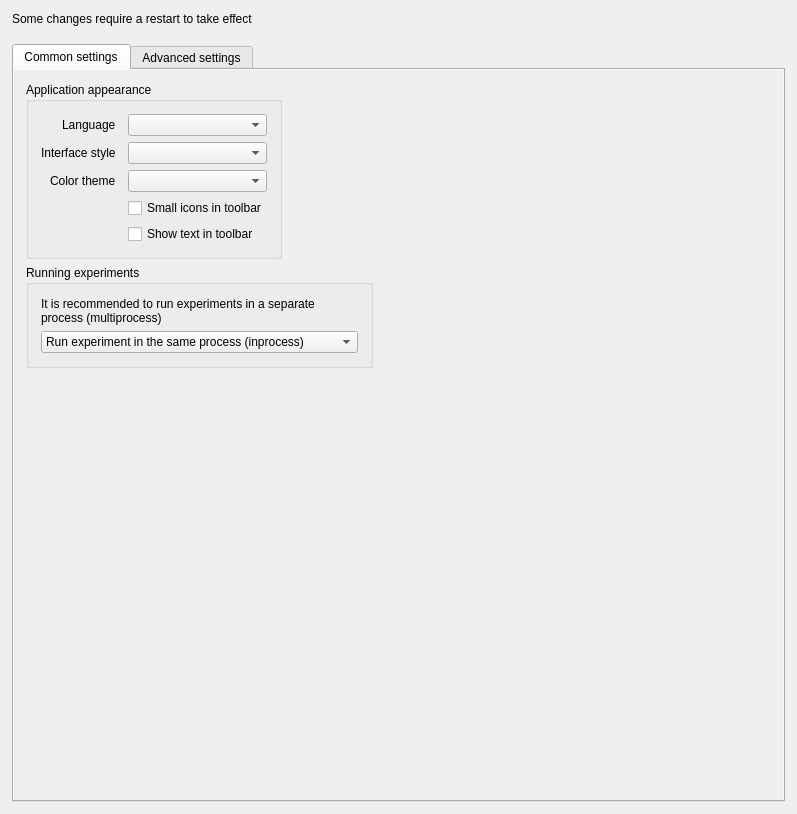
Qt form libqtopensesame/resources/ui/widgets/preferences_widget.ui (open-cogsci/OpenSesame) before a commit.
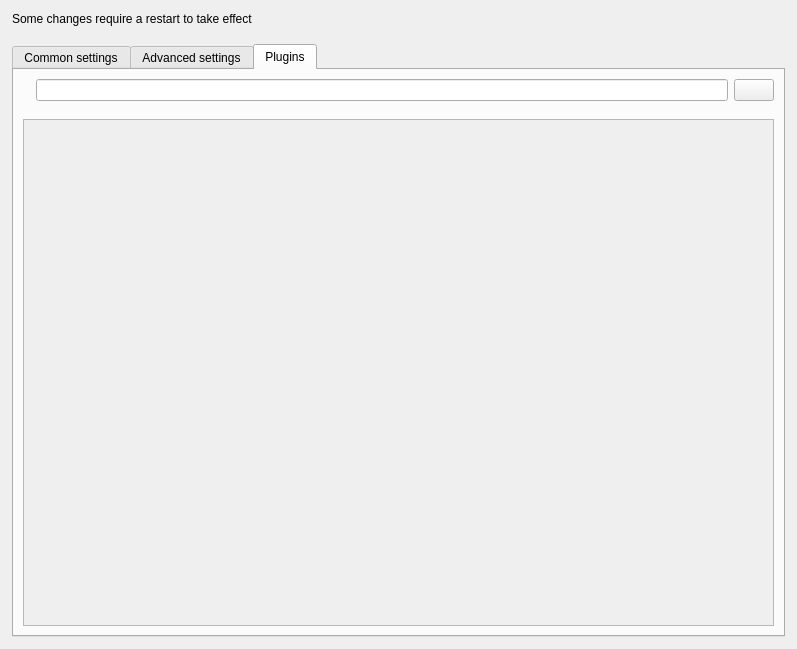
The same form after that commit. Icons and pictures are not drawn.

Commit message: Add plugin info to preferences widget

```diff
--- a/libqtopensesame/resources/ui/widgets/preferences_widget.ui
+++ b/libqtopensesame/resources/ui/widgets/preferences_widget.ui
@@ -7,7 +7,7 @@
     <x>0</x>
     <y>0</y>
     <width>797</width>
-    <height>814</height>
+    <height>649</height>
    </rect>
   </property>
   <property name="windowTitle">
@@ -42,7 +42,7 @@
    <item>
     <widget class="QTabWidget" name="tabWidget">
      <property name="currentIndex">
-      <number>0</number>
+      <number>2</number>
      </property>
      <widget class="QWidget" name="container_widget">
       <attribute name="title">
@@ -78,7 +78,7 @@
             <x>0</x>
             <y>0</y>
             <width>769</width>
-            <height>724</height>
+            <height>559</height>
            </rect>
           </property>
           <layout class="QFormLayout" name="layout_preferences">
@@ -267,6 +267,120 @@
        </item>
       </layout>
      </widget>
+     <widget class="QWidget" name="tab">
+      <attribute name="title">
+       <string>Plugins</string>
+      </attribute>
+      <layout class="QVBoxLayout" name="verticalLayout_2">
+       <property name="spacing">
+        <number>0</number>
+       </property>
+       <property name="leftMargin">
+        <number>0</number>
+       </property>
+       <property name="topMargin">
+        <number>0</number>
+       </property>
+       <property name="rightMargin">
+        <number>0</number>
+       </property>
+       <property name="bottomMargin">
+        <number>0</number>
+       </property>
+       <item>
+        <widget class="QWidget" name="widget" native="true">
+         <layout class="QVBoxLayout" name="verticalLayout_3">
+          <item>
+           <widget class="QWidget" name="widget_2" native="true">
+            <layout class="QHBoxLayout" name="horizontalLayout_2">
+             <property name="spacing">
+              <number>6</number>
+             </property>
+             <property name="leftMargin">
+              <number>0</number>
+             </property>
+             <property name="topMargin">
+              <number>0</number>
+             </property>
+             <property name="rightMargin">
+              <number>0</number>
+             </property>
+             <property name="bottomMargin">
+              <number>12</number>
+             </property>
+             <item>
+              <widget class="QLabel" name="label_search_plugins">
+               <property name="text">
+                <string/>
+               </property>
+              </widget>
+             </item>
+             <item>
+              <widget class="QLineEdit" name="edit_search_plugins">
+               <property name="toolTip">
+                <string>Enter a filter</string>
+               </property>
+              </widget>
+             </item>
+             <item>
+              <widget class="QPushButton" name="button_search_plugins_clear">
+               <property name="toolTip">
+                <string>Clear filter</string>
+               </property>
+               <property name="text">
+                <string/>
+               </property>
+               <property name="icon">
+                <iconset>
+                 <normaloff>:/icons/clear.png</normaloff>:/icons/clear.png</iconset>
+               </property>
+               <property name="iconSize">
+                <size>
+                 <width>16</width>
+                 <height>16</height>
+                </size>
+               </property>
+              </widget>
+             </item>
+            </layout>
+           </widget>
+          </item>
+          <item>
+           <widget class="QScrollArea" name="scrollArea_3">
+            <property name="widgetResizable">
+             <bool>true</bool>
+            </property>
+            <widget class="QWidget" name="scrollAreaWidgetContents_3">
+             <property name="geometry">
+              <rect>
+               <x>0</x>
+               <y>0</y>
+               <width>749</width>
+               <height>496</height>
+              </rect>
+             </property>
+             <layout class="QVBoxLayout" name="layout_plugins">
+              <property name="leftMargin">
+               <number>6</number>
+              </property>
+              <property name="topMargin">
+               <number>6</number>
+              </property>
+              <property name="rightMargin">
+               <number>6</number>
+              </property>
+              <property name="bottomMargin">
+               <number>6</number>
+              </property>
+             </layout>
+            </widget>
+           </widget>
+          </item>
+         </layout>
+        </widget>
+       </item>
+      </layout>
+     </widget>
     </widget>
    </item>
   </layout>
```
Left out of the diff: 23 changed lines with no effect on the pictures. The commit also changes 6 other files.
